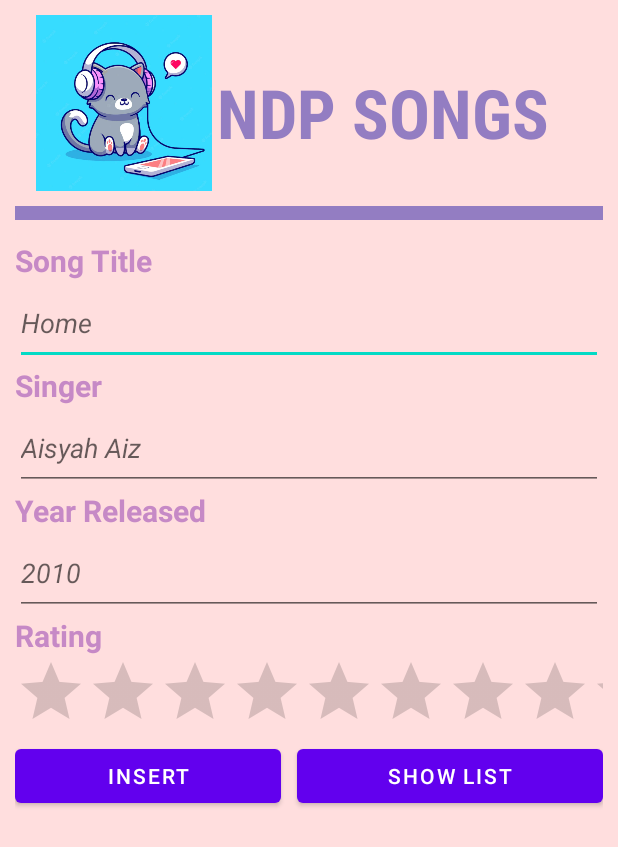
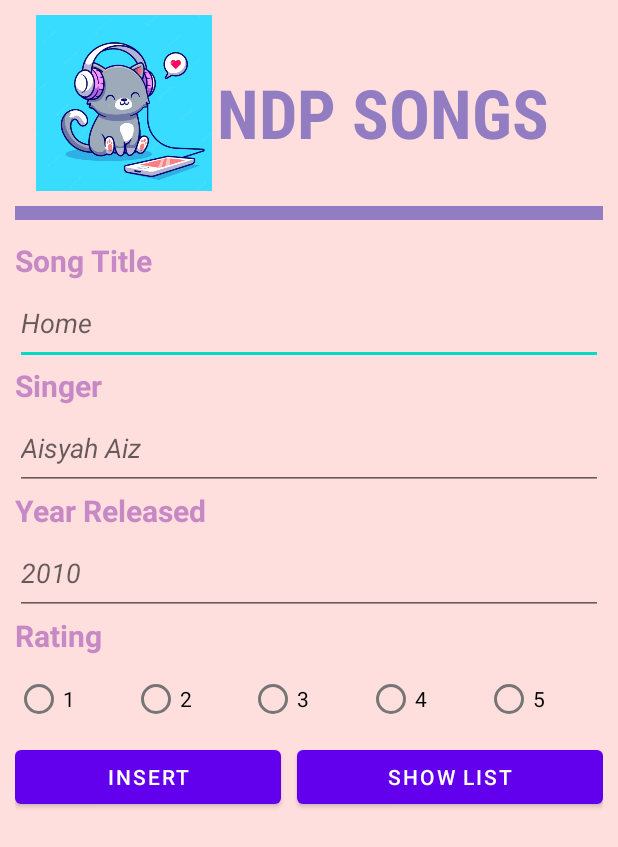
Before and after one commit to nrlandrini/NationalDayThemeSong, an Android app: the screen it shows after launch (MainActivity), after a tap on "INSERT", on a phone screen of 412 x 824 dp. Shown: the top 847 px of the screen. Run offline under Robolectric (Android 15) with nearby library versions, the phone set to English and light mode, and no system bars; 1 statement that could not run was skipped.

Commit message:
new update

```diff
--- a/app/src/main/java/sg/edu/rp/c346/id21021749/nationaldaythemesong/DBHelper.java
+++ b/app/src/main/java/sg/edu/rp/c346/id21021749/nationaldaythemesong/DBHelper.java
@@ -28,7 +28,9 @@ public class DBHelper extends SQLiteOpenHelper {
     }
     @Override
     public void onCreate(SQLiteDatabase db) {
-        String createNoteTableSql = "CREATE TABLE " + TABLE_SONG + "(" + COLUMN_ID + " INTEGER PRIMARY KEY AUTOINCREMENT," + COLUMN_TITLE + " TEXT, " + COLUMN_SINGERS + " TEXT, " + COLUMN_YEAR + " INTEGER, " + COLUMN_STARS + " INTEGER ) ";
+        String createNoteTableSql = "CREATE TABLE " + TABLE_SONG + "(" + COLUMN_ID + " " +
+                "INTEGER PRIMARY KEY AUTOINCREMENT," + COLUMN_TITLE + " TEXT, " + COLUMN_SINGERS + " TEXT, " +
+                COLUMN_YEAR + " INTEGER, " + COLUMN_STARS + " INTEGER ) ";
         db.execSQL(createNoteTableSql);
         Log.i("info", "Tables have been created");
 
--- a/app/src/main/java/sg/edu/rp/c346/id21021749/nationaldaythemesong/MainActivity.java
+++ b/app/src/main/java/sg/edu/rp/c346/id21021749/nationaldaythemesong/MainActivity.java
@@ -21,11 +21,9 @@ public class MainActivity extends AppCompatActivity {
 
     EditText etTitle, etSinger, etYear;
     Button btnInsert, btnList;
-    RadioGroup radioGroup;
-    TextView tvTitle, tvSinger, tvYear, tvRating;
-    RatingBar ratingBar;
-    ArrayList<song> al;
-    ArrayAdapter<song> aa;
+    RadioGroup rgRatings;
+    ArrayList<song> alSong;
+    ArrayAdapter<song> aaSong;
 
 
 
@@ -38,15 +36,12 @@ public class MainActivity extends AppCompatActivity {
         etYear = findViewById(R.id.etYear);
         btnInsert = findViewById(R.id.btnInsert);
         btnList = findViewById(R.id.btnList);
-        ratingBar = findViewById(R.id.ratingBar);
+        rgRatings = findViewById(R.id.rGButton);
 
 
-        ratingBar.setNumStars(5);
-
-
-        aa = new ArrayAdapter<>(this,
-                android.R.layout.simple_list_item_1, al);
-        al = new ArrayList<>();
+        aaSong = new ArrayAdapter<>(this,
+                android.R.layout.simple_list_item_1, alSong);
+        alSong = new ArrayList<>();
 
         btnInsert.setOnClickListener(new View.OnClickListener() {
             @Override
@@ -55,19 +50,32 @@ public class MainActivity extends AppCompatActivity {
                 String title = etTitle.getText().toString();
                 String singers = etSinger.getText().toString();
                 int year = Integer.parseInt(etYear.getText().toString());
-                int ratings = Math.round(ratingBar.getRating());
+                int ratings = rgRatings.getCheckedRadioButtonId();
+                String numStars = "";
 
+                if (rgRatings == findViewById(R.id.radioButton1)) {
+                    numStars = "*";
+                } else if (rgRatings == findViewById(R.id.radioButton2)) {
+                    numStars = "**";
+                } else if (rgRatings == findViewById(R.id.radioButton3)) {
+                    numStars = "***";
+                } else if (rgRatings == findViewById(R.id.radioButton4)) {
+                    numStars = "****";
+                } else {
+                    numStars = "*****";
+                }
                 long inserted_id = dbh.insertSong(title,singers,year,ratings);
                 if (inserted_id != -1){
-                    al.clear();
-                    al.addAll(dbh.getAllSongs());
-                    aa.notifyDataSetChanged();
+                    alSong.clear();
+                    alSong.addAll(dbh.getAllSongs());
+                    aaSong.notifyDataSetChanged();
                     Toast.makeText(MainActivity.this, "Song added is successful",
                             Toast.LENGTH_LONG).show();
                 }else{
                     Toast.makeText(MainActivity.this, "Song is unable to be added",
                             Toast.LENGTH_LONG).show();
                 }
+
             }
         });
 
--- a/app/src/main/res/layout/activity_main.xml
+++ b/app/src/main/res/layout/activity_main.xml
@@ -43,7 +43,7 @@
 
     <LinearLayout
         android:layout_width="match_parent"
-        android:layout_height="333dp"
+        android:layout_height="282dp"
         android:orientation="vertical">
 
         <TextView
@@ -109,11 +109,54 @@
             android:textSize="20sp"
             android:textStyle="bold" />
 
-        <RatingBar
-            android:id="@+id/ratingBar"
+    </LinearLayout>
+
+    <LinearLayout
+        android:layout_width="match_parent"
+        android:layout_height="52dp"
+        android:orientation="horizontal">
+
+        <RadioGroup
+            android:id="@+id/rGButton"
             android:layout_width="match_parent"
-            android:layout_height="wrap_content"
-            android:numStars="5" />
+            android:layout_height="match_parent"
+            android:orientation="horizontal">
+
+            <RadioButton
+                android:id="@+id/radioButton1"
+                android:layout_width="wrap_content"
+                android:layout_height="wrap_content"
+                android:layout_weight="1"
+                android:text="1" />
+
+            <RadioButton
+                android:id="@+id/radioButton2"
+                android:layout_width="wrap_content"
+                android:layout_height="wrap_content"
+                android:layout_weight="1"
+                android:text="2" />
+
+            <RadioButton
+                android:id="@+id/radioButton3"
+                android:layout_width="wrap_content"
+                android:layout_height="wrap_content"
+                android:layout_weight="1"
+                android:text="3" />
+
+            <RadioButton
+                android:id="@+id/radioButton4"
+                android:layout_width="wrap_content"
+                android:layout_height="wrap_content"
+                android:layout_weight="1"
+                android:text="4" />
+
+            <RadioButton
+                android:id="@+id/radioButton5"
+                android:layout_width="wrap_content"
+                android:layout_height="wrap_content"
+                android:layout_weight="1"
+                android:text="5" />
+        </RadioGroup>
     </LinearLayout>
 
     <LinearLayout
--- a/app/src/main/res/layout/list_view.xml
+++ b/app/src/main/res/layout/list_view.xml
@@ -13,6 +13,7 @@
         android:text="@string/show5" />
 
     <ListView
+        android:id="@+id/lvSongs"
         android:layout_width="match_parent"
         android:layout_height="match_parent" />
 
```
Also changed, not shown: app/src/main/java/sg/edu/rp/c346/id21021749/nationaldaythemesong/CustomAdapter.java (added, +50 -0 lines), app/src/main/java/sg/edu/rp/c346/id21021749/nationaldaythemesong/ListView.java (added, +35 -0 lines), app/src/main/java/sg/edu/rp/c346/id21021749/nationaldaythemesong/song.java (+11 -6 lines), app/src/main/res/layout/row.xml (added, +30 -0 lines).
